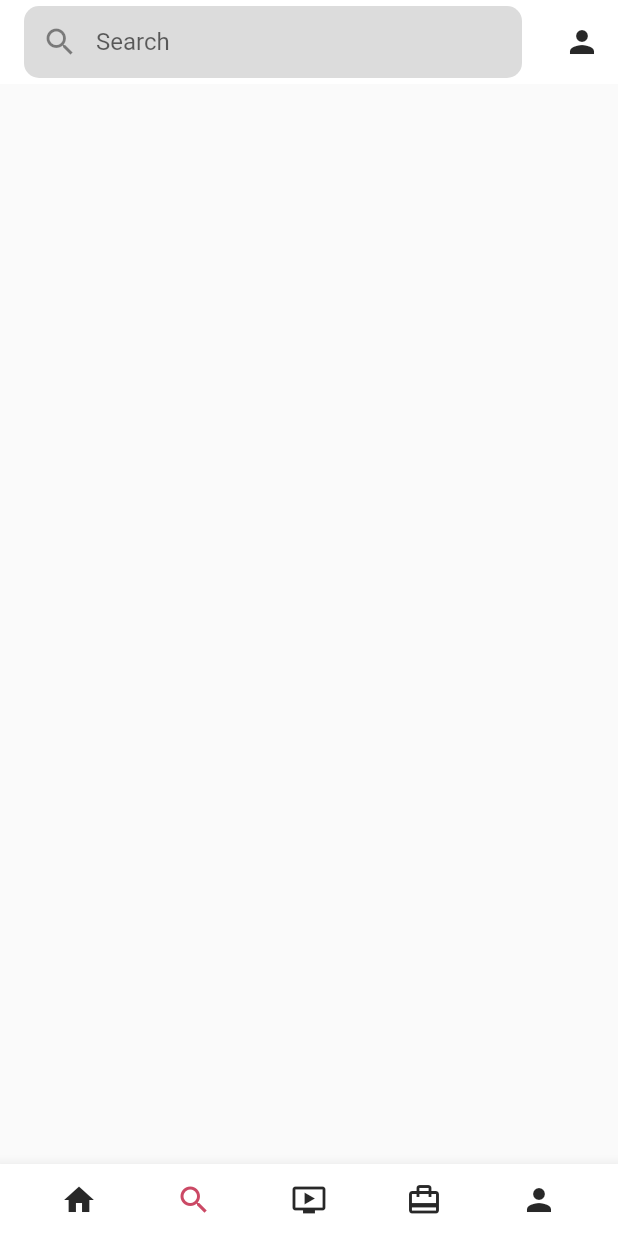
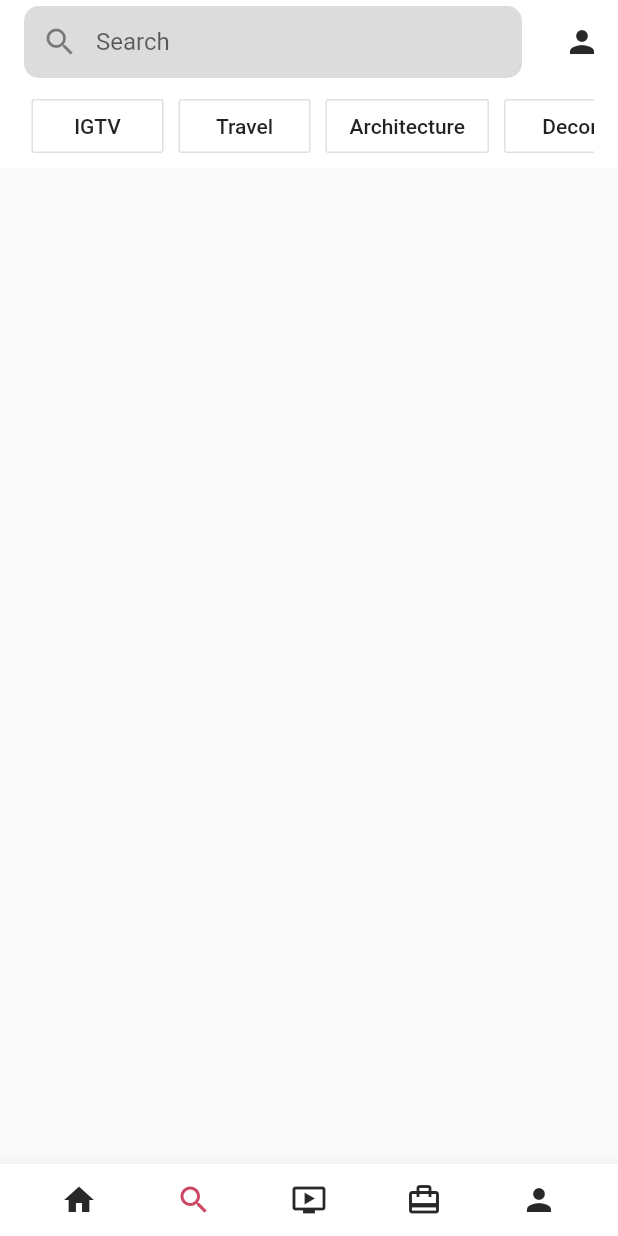
Before and after one commit to mumtazmuttahir/instagramclone, a Flutter app: the screen it shows after launch, item 2 of the bottom bar chosen, on a phone screen of 412 x 824 dp. Run offline on Flutter 3.47's test engine with Material 2 defaults, Android fonts, the phone set to English and light mode, and no system bars.

Commit message:
add the button to search by catagory

```diff
--- a/instaclone/lib/Views/search_page.dart
+++ b/instaclone/lib/Views/search_page.dart
@@ -3,6 +3,18 @@ import 'package:flutter/material.dart';
 class SearchPage extends StatelessWidget {
   @override
   Widget build(BuildContext context) {
+    List<String> buttons = [
+      "IGTV",
+      "Travel",
+      "Architecture",
+      "Decor",
+      "Style",
+      "Food",
+      "Art",
+      "Beauty",
+      "DIY",
+      "Music",
+    ];
     return Scaffold(
       body: CustomScrollView(
         slivers: [
@@ -24,6 +36,23 @@ class SearchPage extends StatelessWidget {
               IconButton(onPressed: () {}, icon: Icon(Icons.person)),
             ],
           ),
+          SliverAppBar(
+            title: SingleChildScrollView(
+              scrollDirection: Axis.horizontal,
+              child: Row(
+                children: List.generate(
+                  10,
+                  (index) => Container(
+                    padding: EdgeInsets.symmetric(horizontal: 5),
+                    child: OutlineButton(
+                      onPressed: () {},
+                      child: Text (buttons[index]),
+                    ),
+                  ),
+                ),
+              ),
+            ),
+          ),
         ],
       ),
     );
```
